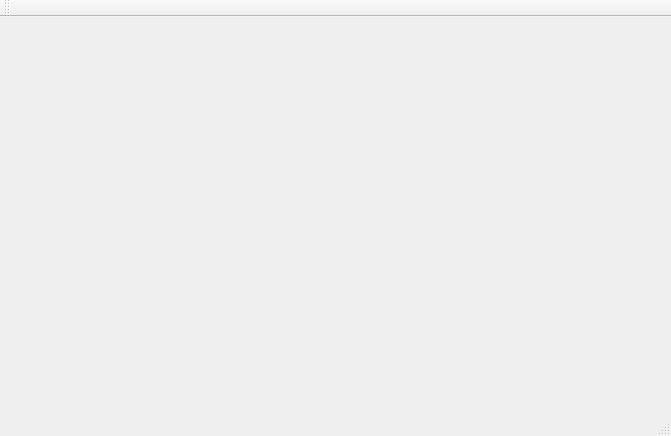
Before: the Qt Designer form GScribo/mainwindow.ui in glazzara/olena, drawn with Qt 5.
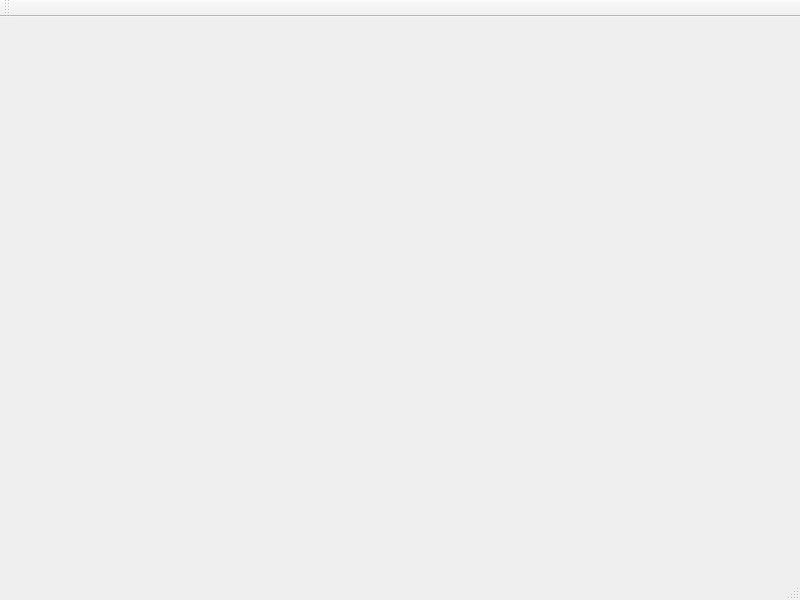
After: the same form once the commit is applied.

What changed in the file:
```diff
--- a/GScribo/mainwindow.ui
+++ b/GScribo/mainwindow.ui
@@ -6,8 +6,8 @@
    <rect>
     <x>0</x>
     <y>0</y>
-    <width>671</width>
-    <height>436</height>
+    <width>800</width>
+    <height>600</height>
    </rect>
   </property>
   <property name="windowTitle">
```
Left out of the diff: 4 changed lines with no effect on the pictures.
